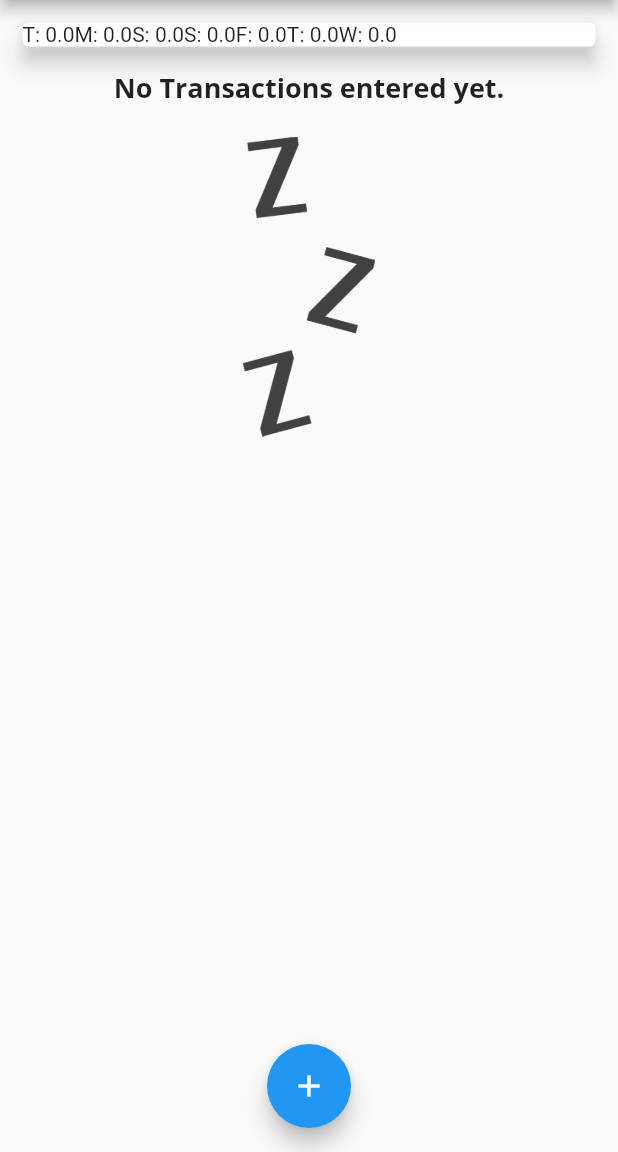
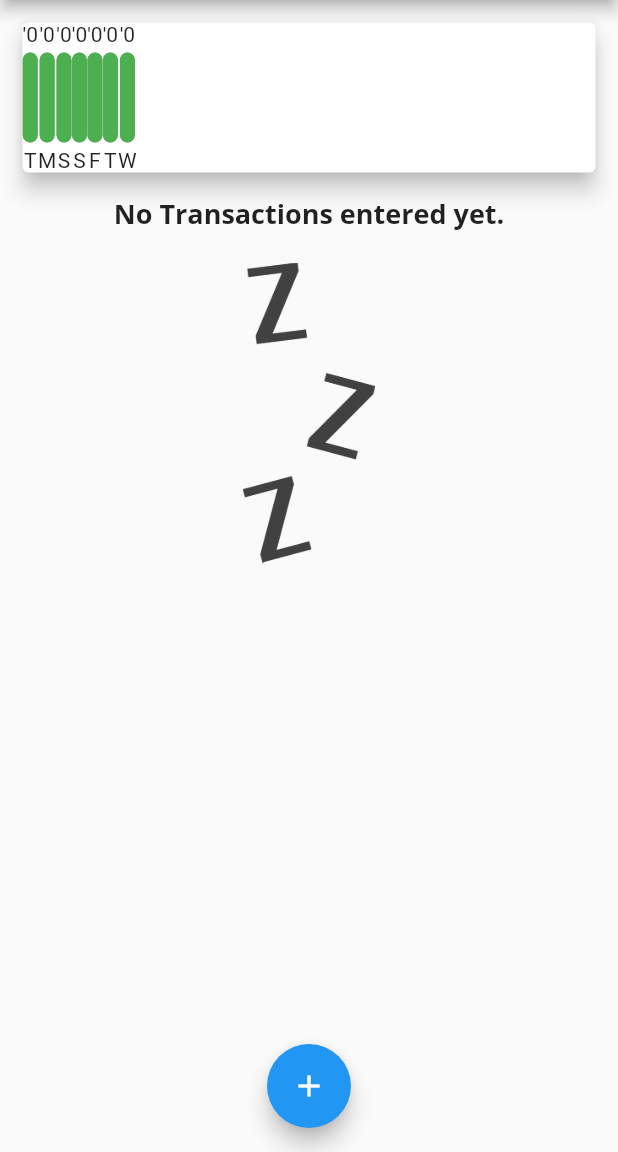
Before and after one commit to xWReXx/Flutter-FishingExpenses, a Flutter app: the screen it shows after launch, on a phone screen of 412 x 824 dp, the part 84-1236 px from its top. Run offline on Flutter 3.47's test engine with Material 2 defaults, Android fonts, the phone set to English and light mode, and no system bars; statements that could not run were skipped.

Commit message:
chart bars styled to show percent of total spent for each day

```diff
--- a/lib/widgets/chart.dart
+++ b/lib/widgets/chart.dart
@@ -2,6 +2,7 @@ import 'package:flutter/material.dart';
 import 'package:intl/intl.dart';
 
 import '../model/transaction.dart';
+import './chart_bar.dart';
 
 
 class Chart extends StatelessWidget {
@@ -34,6 +35,12 @@ class Chart extends StatelessWidget {
     });
   }
 
+  double get maxSpent {
+    return groupedTransactions.fold(0.0, (sum, index) {
+      return sum + index['amount'];
+    });
+  }
+
   @override
   Widget build(BuildContext context) {
     print(groupedTransactions);
@@ -42,7 +49,10 @@ class Chart extends StatelessWidget {
       margin: EdgeInsets.all(15),
       child: Row(
         children: groupedTransactions.map((data) {
-          return Text('${data['day']}: ${data['amount']}');
+          return ChartBar(
+            data['day'],
+            data['amount'],
+            maxspent == 0.0 ? 0.0 : (data['amount'] as double) / maxSpent);
         }).toList(),
       ),
     );
--- /dev/null
+++ b/lib/widgets/chart_bar.dart
@@ -0,0 +1,45 @@
+import 'package:flutter/material.dart';
+
+class ChartBar extends StatelessWidget {
+  final String label;
+  final double amountSpent;
+  final double percentSpent;
+
+  ChartBar(this.label, this.amountSpent, this.percentSpent);
+
+  @override
+  Widget build(BuildContext context) {
+    return Column(
+      children: <Widget>[
+        Text('\'${amountSpent.toStringAsFixed(0)}'),
+        SizedBox(height: 4,),
+        Container(
+          height: 60,
+          width: 10,
+          child: Stack(
+            children: <Widget>[
+              Container(
+                decoration: BoxDecoration(
+                  border: Border.all(color: Colors.grey, width: 1.0),
+                  color: Color.fromRGBO(220, 220, 220, 1),
+                  borderRadius: BorderRadius.circular(10),
+                ),
+              ),
+              FractionallySizedBox(
+                heightFactor: percentSpent,
+                child: Container(
+                  decoration: BoxDecoration(
+                    color: Theme.of(context).primaryColor,
+                    borderRadius: BorderRadius.circular(10),
+                  ),
+                ),
+              )
+            ],
+          ),
+        ),
+        SizedBox(height: 4,),
+        Text(label)
+      ],
+    );
+  }
+}
```
